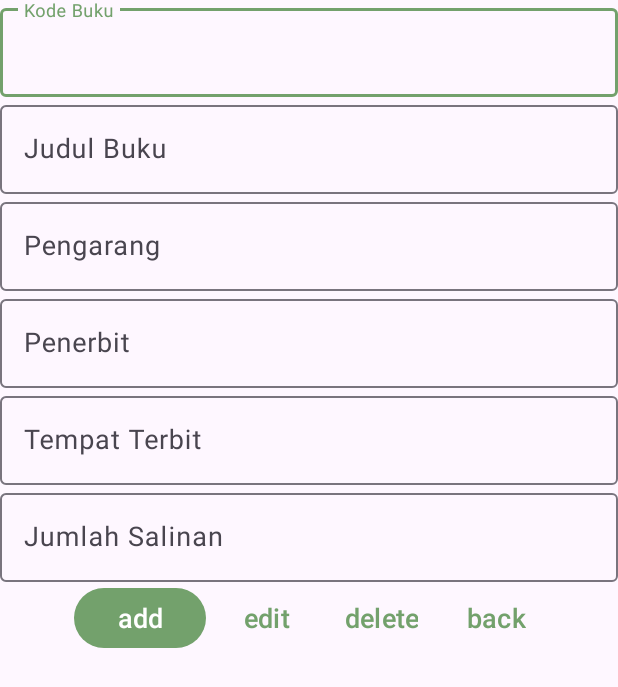
After one commit to KangBubur1/uas_mobile, an Android app: the layout activity_add.xml on its own in the app's theme, with its tools: preview values and no code run, on a phone screen of 412 x 824 dp. The commit adds this screen. Shown: the top 687 px of the screen. Run offline under Robolectric (Android 15) with nearby library versions, the phone set to English and light mode, and no system bars.

Commit message:
asep push ketiga crud (baru c)

```diff
--- a/app/build.gradle.kts
+++ b/app/build.gradle.kts
@@ -77,4 +77,10 @@ dependencies {
     implementation ("com.github.bumptech.glide:glide:4.16.0")
     //cardview
     implementation ("androidx.cardview:cardview:1.0.0")
+    //jetbrain
+    implementation ("org.jetbrains.kotlinx:kotlinx-coroutines-android:1.5.2")
+    //mysql
+    implementation ("mysql:mysql-connector-java:8.0.26")
+
+
 }
--- /dev/null
+++ b/app/src/main/res/layout/activity_add.xml
@@ -0,0 +1,141 @@
+<?xml version="1.0" encoding="utf-8"?>
+<LinearLayout xmlns:android="http://schemas.android.com/apk/res/android"
+    xmlns:app="http://schemas.android.com/apk/res-auto"
+    xmlns:tools="http://schemas.android.com/tools"
+    android:layout_width="match_parent"
+    android:layout_height="match_parent"
+    android:orientation="vertical"
+    tools:context=".SendData">
+
+    <com.google.android.material.textfield.TextInputLayout
+        android:id="@+id/textViewKodeBuku"
+        android:layout_width="match_parent"
+        android:layout_height="wrap_content"
+        android:hint="Kode Buku">
+
+        <com.google.android.material.textfield.TextInputEditText
+            android:id="@+id/editTextKodeBuku"
+            android:layout_width="match_parent"
+            android:layout_height="match_parent"
+            android:inputType="text"
+            android:textSize="18sp"/>
+    </com.google.android.material.textfield.TextInputLayout>
+
+    <com.google.android.material.textfield.TextInputLayout
+        android:id="@+id/textViewJudulBuku"
+        android:layout_width="match_parent"
+        android:layout_height="wrap_content"
+        android:hint="Judul Buku">
+
+        <com.google.android.material.textfield.TextInputEditText
+            android:id="@+id/editTextJudulBuku"
+            android:layout_width="match_parent"
+            android:layout_height="match_parent"
+            android:inputType="text"
+            android:textSize="18sp"/>
+    </com.google.android.material.textfield.TextInputLayout>
+
+    <com.google.android.material.textfield.TextInputLayout
+        android:id="@+id/textViewPengarang"
+        android:layout_width="match_parent"
+        android:layout_height="wrap_content"
+        android:hint="Pengarang">
+
+        <com.google.android.material.textfield.TextInputEditText
+            android:id="@+id/editTextPengarang"
+            android:layout_width="match_parent"
+            android:layout_height="match_parent"
+            android:inputType="text"
+            android:textSize="18sp"/>
+    </com.google.android.material.textfield.TextInputLayout>
+
+    <com.google.android.material.textfield.TextInputLayout
+        android:id="@+id/textViewPenerbit"
+        android:layout_width="match_parent"
+        android:layout_height="wrap_content"
+        android:hint="Penerbit">
+
+        <com.google.android.material.textfield.TextInputEditText
+            android:id="@+id/editTextPenerbit"
+            android:layout_width="match_parent"
+            android:layout_height="match_parent"
+            android:inputType="text"
+            android:textSize="18sp"/>
+    </com.google.android.material.textfield.TextInputLayout>
+
+    <com.google.android.material.textfield.TextInputLayout
+        android:id="@+id/textViewTempatTerbit"
+        android:layout_width="match_parent"
+        android:layout_height="wrap_content"
+        android:hint="Tempat Terbit">
+
+        <com.google.android.material.textfield.TextInputEditText
+            android:id="@+id/editTextTempatTerbit"
+            android:layout_width="match_parent"
+            android:layout_height="match_parent"
+            android:inputType="text"
+            android:textSize="18sp"/>
+    </com.google.android.material.textfield.TextInputLayout>
+
+    <com.google.android.material.textfield.TextInputLayout
+        android:id="@+id/textViewJumlahSalinan"
+        android:layout_width="match_parent"
+        android:layout_height="wrap_content"
+        android:hint="Jumlah Salinan">
+
+        <com.google.android.material.textfield.TextInputEditText
+            android:id="@+id/editTextJumlahSalinan"
+            android:layout_width="match_parent"
+            android:layout_height="match_parent"
+            android:inputType="number"
+            android:textSize="18sp"/>
+    </com.google.android.material.textfield.TextInputLayout>
+
+
+    <LinearLayout
+        android:orientation="horizontal"
+        android:layout_width="match_parent"
+        android:layout_height="wrap_content"
+        android:gravity="center_horizontal">
+
+        <!-- Sisipkan tombol yang sesuai dengan pola sebelumnya -->
+    </LinearLayout>
+    <LinearLayout
+        android:orientation="horizontal"
+        android:layout_width="match_parent"
+        android:layout_height="wrap_content"
+        android:gravity="center_horizontal">
+
+        <Button
+            android:id="@+id/buttonAdd"
+            android:layout_width="wrap_content"
+            android:layout_height="wrap_content"
+            android:text="@string/add_new"
+            android:textSize="18sp"
+            android:layout_gravity="right" />
+
+        <Button
+            android:id="@+id/buttonEdit"
+            android:layout_width="wrap_content"
+            android:layout_height="wrap_content"
+            android:text="@string/edit"
+            android:textSize="18sp"
+            style="?android:attr/buttonBarButtonStyle"/>
+
+        <Button
+            android:id="@+id/buttonDelete"
+            android:layout_width="wrap_content"
+            android:layout_height="wrap_content"
+            android:text="@string/delete"
+            android:textSize="18sp"
+            style="?android:attr/buttonBarButtonStyle"/>
+
+        <Button
+            android:id="@+id/buttonBack"
+            android:layout_width="wrap_content"
+            android:layout_height="wrap_content"
+            android:text="@string/back"
+            android:textSize="18sp"
+            style="?android:attr/buttonBarButtonStyle" />
+    </LinearLayout>
+</LinearLayout>
--- a/app/src/main/res/values/strings.xml
+++ b/app/src/main/res/values/strings.xml
@@ -17,6 +17,10 @@
     <string name="btnNext">Next</string>
     <string name="btnPrev">Previous</string>
     <string name="btnRegistrasi">Registrasi</string>
+    <string name="add_new">add</string>
+    <string name="edit">edit</string>
+    <string name="delete">delete</string>
+    <string name="back">back</string>
 
 
 </resources>
```
Also changed, not shown: app/src/main/java/com/example/uas_mobile/SendData.kt (added, +83 -0 lines), 1 other file.
